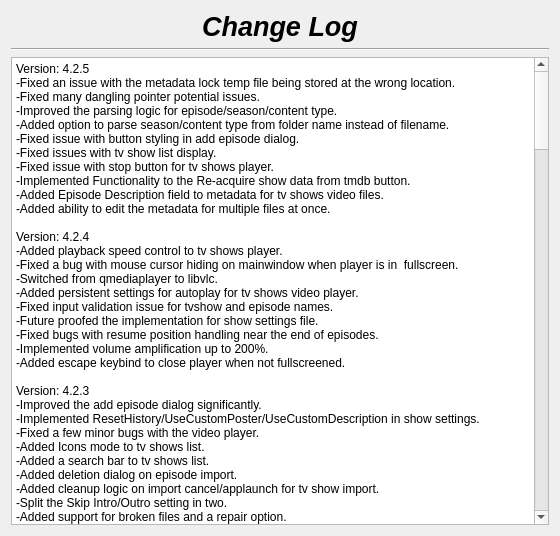
therealMaPMaKeR/MMDiary, file changelog.ui: the form before one commit.
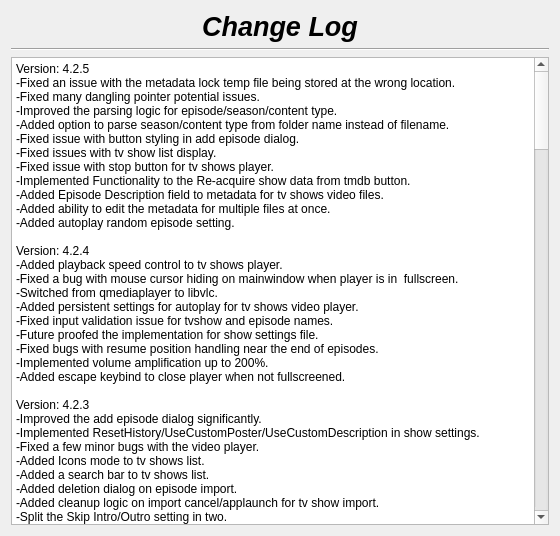
The form after the commit.

Commit message: implemented autoplay random episode

Diff of the .ui file:
```diff
--- a/changelog.ui
+++ b/changelog.ui
@@ -58,7 +58,7 @@
 &lt;p style=&quot; margin-top:0px; margin-bottom:0px; margin-left:0px; margin-right:0px; -qt-block-indent:0; text-indent:0px;&quot;&gt;Version: 4.2.5&lt;br /&gt;-Fixed an issue with the metadata lock temp file being stored at the wrong location.&lt;br /&gt;-Fixed many dangling pointer potential issues.&lt;/p&gt;
 &lt;p style=&quot; margin-top:0px; margin-bottom:0px; margin-left:0px; margin-right:0px; -qt-block-indent:0; text-indent:0px;&quot;&gt;-Improved the parsing logic for episode/season/content type.&lt;br /&gt;-Added option to parse season/content type from folder name instead of filename.&lt;br /&gt;-Fixed issue with button styling in add episode dialog.&lt;/p&gt;
 &lt;p style=&quot; margin-top:0px; margin-bottom:0px; margin-left:0px; margin-right:0px; -qt-block-indent:0; text-indent:0px;&quot;&gt;-Fixed issues with tv show list display.&lt;/p&gt;
-&lt;p style=&quot; margin-top:0px; margin-bottom:0px; margin-left:0px; margin-right:0px; -qt-block-indent:0; text-indent:0px;&quot;&gt;-Fixed issue with stop button for tv shows player.&lt;br /&gt;-Implemented Functionality to the Re-acquire show data from tmdb button.&lt;br /&gt;-Added Episode Description field to metadata for tv shows video files.&lt;br /&gt;-Added ability to edit the metadata for multiple files at once.&lt;br /&gt;&lt;br /&gt;Version: 4.2.4&lt;br /&gt;-Added playback speed control to tv shows player.&lt;br /&gt;-Fixed a bug with mouse cursor hiding on mainwindow when player is in  fullscreen.&lt;/p&gt;
+&lt;p style=&quot; margin-top:0px; margin-bottom:0px; margin-left:0px; margin-right:0px; -qt-block-indent:0; text-indent:0px;&quot;&gt;-Fixed issue with stop button for tv shows player.&lt;br /&gt;-Implemented Functionality to the Re-acquire show data from tmdb button.&lt;br /&gt;-Added Episode Description field to metadata for tv shows video files.&lt;br /&gt;-Added ability to edit the metadata for multiple files at once.&lt;br /&gt;-Added autoplay random episode setting.&lt;br /&gt;&lt;br /&gt;Version: 4.2.4&lt;br /&gt;-Added playback speed control to tv shows player.&lt;br /&gt;-Fixed a bug with mouse cursor hiding on mainwindow when player is in  fullscreen.&lt;/p&gt;
 &lt;p style=&quot; margin-top:0px; margin-bottom:0px; margin-left:0px; margin-right:0px; -qt-block-indent:0; text-indent:0px;&quot;&gt;-Switched from qmediaplayer to libvlc.&lt;br /&gt;-Added persistent settings for autoplay for tv shows video player.&lt;br /&gt;-Fixed input validation issue for tvshow and episode names.&lt;br /&gt;-Future proofed the implementation for show settings file.&lt;br /&gt;-Fixed bugs with resume position handling near the end of episodes.&lt;br /&gt;-Implemented volume amplification up to 200%.&lt;br /&gt;-Added escape keybind to close player when not fullscreened.&lt;br /&gt;&lt;br /&gt;Version: 4.2.3&lt;br /&gt;-Improved the add episode dialog significantly.&lt;/p&gt;
 &lt;p style=&quot; margin-top:0px; margin-bottom:0px; margin-left:0px; margin-right:0px; -qt-block-indent:0; text-indent:0px;&quot;&gt;-Implemented ResetHistory/UseCustomPoster/UseCustomDescription in show settings.&lt;br /&gt;-Fixed a few minor bugs with the video player.&lt;br /&gt;-Added Icons mode to tv shows list.&lt;br /&gt;-Added a search bar to tv shows list.&lt;/p&gt;
 &lt;p style=&quot; margin-top:0px; margin-bottom:0px; margin-left:0px; margin-right:0px; -qt-block-indent:0; text-indent:0px;&quot;&gt;-Added deletion dialog on episode import.&lt;br /&gt;-Added cleanup logic on import cancel/applaunch for tv show import.&lt;br /&gt;-Split the Skip Intro/Outro setting in two.&lt;br /&gt;-Added support for broken files and a repair option.&lt;br /&gt;-Added auto full screen setting.&lt;/p&gt;
```
The commit also changes 8 other files.
